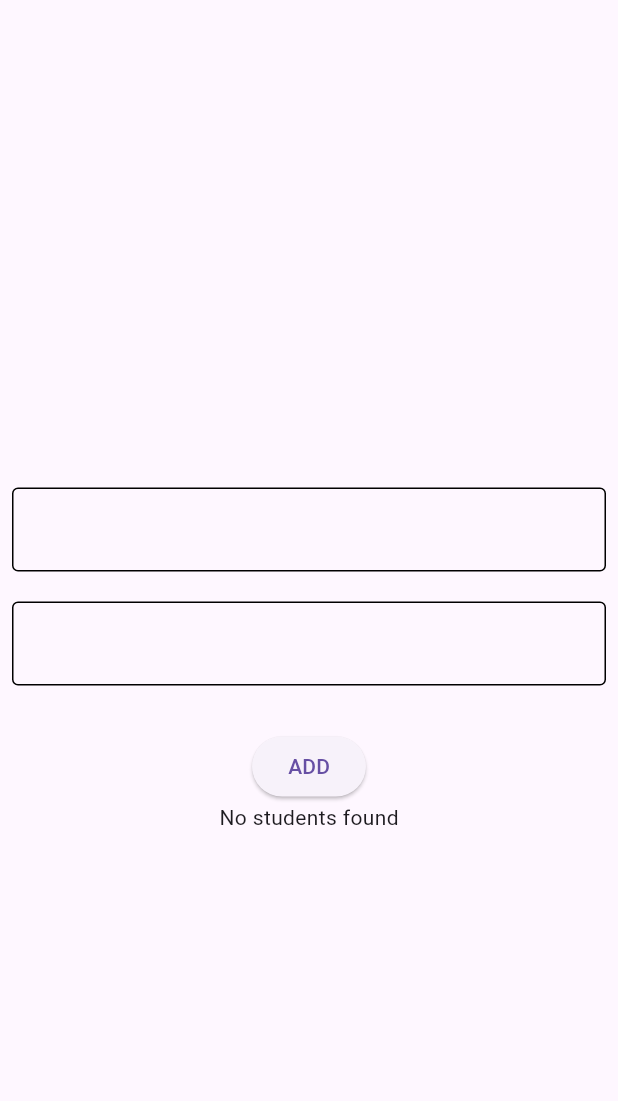
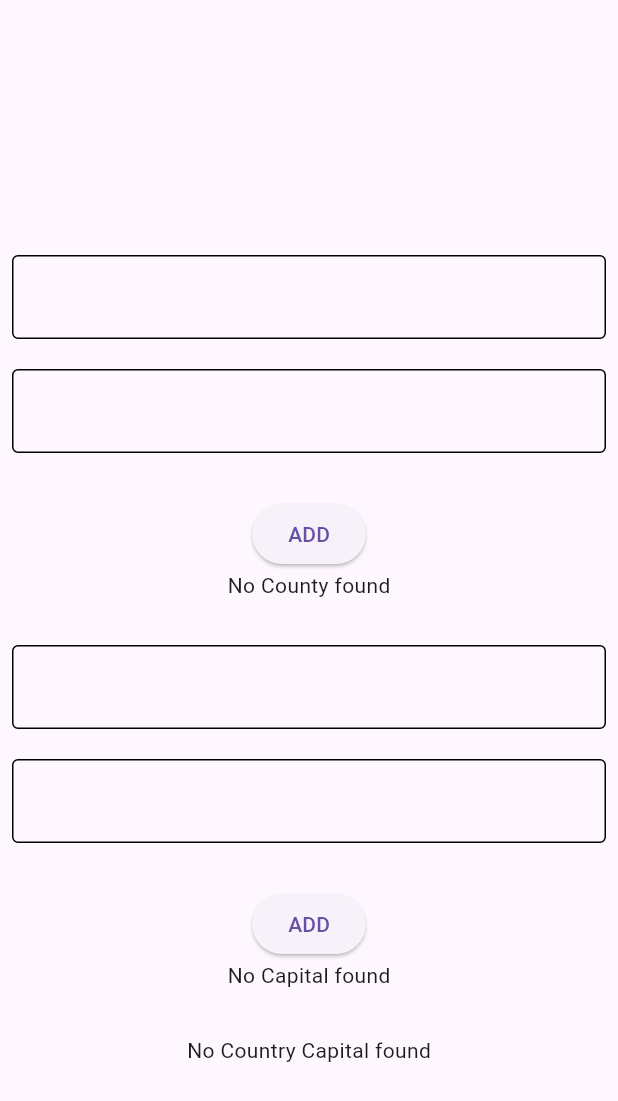
Before and after one commit to shanubp/sqflite_demo, a Flutter app: the screen it shows after launch, after a tap on "ADD", on a phone screen of 412 x 824 dp. Shown: the top 1101 px of the screen. Run offline on Flutter 3.47's test engine with Material 3 defaults, Android fonts, the phone set to English and light mode, and no system bars; our stand-ins replace sqflite; accounts and stored records are empty.

Commit message:
initial commit

```diff
--- a/lib/functions/db_functions.dart
+++ b/lib/functions/db_functions.dart
@@ -1,7 +1,8 @@
 import 'package:flutter/material.dart';
 import 'package:sqflite/sqflite.dart';
 
-import '../model/student_model.dart';
+import 'model/student_model.dart';
+
 
 late Database _database;
 
--- /dev/null
+++ b/lib/inner_join/function/function.dart
@@ -0,0 +1,67 @@
+import 'package:flutter/material.dart';
+import 'package:sqflite/sqflite.dart';
+import 'package:sqflite_demo/inner_join/model/capital_model.dart';
+import 'package:sqflite_demo/inner_join/model/country_model.dart';
+
+
+late Database _database;
+
+Future<void> openMyCCDatabase()async {
+  _database = await openDatabase(
+    'capital.db',
+    version: 1,
+    onCreate: (db, version) async {
+      await db.execute(''
+          'CREATE TABLE country(countryCode TEXT PRIMARY KEY,countryName TEXT)');
+
+      await db.execute(
+          'CREATE TABLE capital ('
+              'capitalId INTEGER PRIMARY KEY, '
+              'capitalName TEXT NOT NULL, '
+              'countryCode TEXT NOT NULL, '
+              'FOREIGN KEY (countryCode) REFERENCES country (countryCode) ON DELETE CASCADE'
+              ')'
+      );
+
+    },
+  );
+}
+
+Future<void> addCountry(CountryModel model)async {
+  _database.rawInsert(
+      'INSERT INTO country (countryCode,countryName) VALUES (?,?)',
+      [model.countryCode,model.countryName]
+  );
+  getAllCountry();
+}
+
+Future<List<CountryModel>> getAllCountry() async {
+  final value = await _database.rawQuery('SELECT * FROM country');
+  print(value);
+
+  List<CountryModel> country = value.map((e) =>
+      CountryModel.fromMap(e),).toList();
+  return country;
+}
+
+Future<void> addCapital(CapitalModel model)async {
+  await _database.rawInsert(
+      'INSERT INTO capital (countryCode,capitalName) VALUES (?,?)',
+      [model.countryCode,model.capitalName]
+  );
+  getAllCapital();
+}
+
+Future<List<CapitalModel>> getAllCapital() async {
+  final value = await _database.rawQuery('SELECT * FROM capital');
+  print(value);
+
+  List<CapitalModel> capital = value.map((e) =>
+      CapitalModel.fromMap(e),).toList();
+  return capital;
+}
+
+
+Future<List<Map<String,dynamic>>> getCountryCapitalData() async{
+  return await _database.rawQuery('SELECT * FROM country INNER JOIN capital ON country.countryCode = capital.countryCode');
+}
--- /dev/null
+++ b/lib/inner_join/model/capital_model.dart
@@ -0,0 +1,29 @@
+import 'package:sqflite_demo/functions/model/student_model.dart';
+
+class CapitalModel{
+  final String capitalName;
+  final int? capitalId;
+  final String countryCode;
+
+  CapitalModel({
+    required this.capitalName,
+     this.capitalId,
+    required this.countryCode
+});
+
+  factory CapitalModel.fromMap(Map<String,dynamic> json){
+    return(
+    CapitalModel(capitalName: json['capitalName'], capitalId: json['capitalId'],
+        countryCode: json['countryCode'])
+    );
+  }
+
+  Map<String,dynamic>toMap(){
+    return{
+      'capitalName': this.capitalName,
+      'capitalId': capitalId,
+      'countryCode': countryCode
+    };
+  }
+
+}
--- /dev/null
+++ b/lib/inner_join/model/country_model.dart
@@ -0,0 +1,17 @@
+
+class CountryModel {
+  final String countryName;
+
+  final String countryCode;
+
+  CountryModel({required this.countryName, required this.countryCode});
+
+  factory CountryModel.fromMap(Map<String, dynamic> json) {
+    return (CountryModel(
+        countryName: json['countryName'], countryCode: json['countryCode']));
+  }
+
+  Map<String, dynamic> toMap() {
+    return {'countryName': this.countryName, 'countryCode': countryCode};
+  }
+}
--- /dev/null
+++ b/lib/inner_join/screen.dart
@@ -0,0 +1,206 @@
+import 'package:flutter/cupertino.dart';
+import 'package:flutter/material.dart';
+import 'package:sqflite_demo/inner_join/function/function.dart';
+import 'package:sqflite_demo/inner_join/model/capital_model.dart';
+import 'package:sqflite_demo/inner_join/model/country_model.dart';
+
+class CountryCapitalScreen extends StatefulWidget {
+  const CountryCapitalScreen({super.key,});
+  @override
+  State<CountryCapitalScreen> createState() => _MyHomePageState();
+}
+
+class _MyHomePageState extends State<CountryCapitalScreen> {
+
+  TextEditingController capitalName = TextEditingController();
+  TextEditingController countryCode = TextEditingController();
+  TextEditingController cCountryCode = TextEditingController();
+  TextEditingController countryName = TextEditingController();
+
+  @override
+  Widget build(BuildContext context) {
+
+    return Scaffold(
+      appBar: AppBar(
+      ),
+      body: Center(
+        child: Padding(
+          padding: const EdgeInsets.all(8.0),
+          child: SingleChildScrollView(
+            child: Column(
+              mainAxisAlignment: MainAxisAlignment.center,
+              children: <Widget>[
+                TextFormField(
+                  controller: countryName,
+                  decoration: InputDecoration(
+                      focusedBorder: OutlineInputBorder(
+                      ),
+                      enabledBorder: OutlineInputBorder(
+                      )
+                  ),
+                ),
+                SizedBox(
+                  height: 20,
+                ),
+                TextFormField(
+                  controller: cCountryCode,
+                  decoration: InputDecoration(
+                      focusedBorder: OutlineInputBorder(
+                      ),
+                      enabledBorder: OutlineInputBorder(
+                      )
+                  ),
+                ),
+                SizedBox(
+                  height: 30,
+                ),
+                ElevatedButton(onPressed: () async {
+                  final country = CountryModel(countryCode: cCountryCode.text, countryName: countryName.text,);
+                  addCountry(country);
+                  countryName.clear();
+                  cCountryCode.clear();
+                },
+                    child: Text('ADD')),
+
+                FutureBuilder<List<CountryModel>>(
+                  builder: (context, snapshot) {
+                    if (snapshot.connectionState == ConnectionState.waiting) {
+                      return const Center(child: CircularProgressIndicator());
+                    // } else if (snapshot.hasError) {
+                    //   return Center(child: Text("Error: ${snapshot.error}"));
+                    } else if (!snapshot.hasData || snapshot.data!.isEmpty) {
+                      return const Center(child: Text("No County found"));
+                    }
+
+                    List<CountryModel> country = snapshot.data!;
+                    return ListView.separated(
+                        shrinkWrap: true,
+                        itemBuilder: (context, index) {
+                          final data = country[index];
+                          return ListTile(
+                            title: Text('countryName- ${data.countryName}'),
+                            subtitle: Text('cCountryCode- ${data.countryCode}'),
+                          );
+                        },
+                        separatorBuilder: (context, index) {
+                          return Divider();
+                        },
+                        itemCount: country.length);
+                  },
+                  future: getAllCountry(),
+
+                ),
+                SizedBox(
+                  height: 30,
+                ),
+                TextFormField(
+                  controller: capitalName,
+                  decoration: InputDecoration(
+                      focusedBorder: OutlineInputBorder(
+                      ),
+                      enabledBorder: OutlineInputBorder(
+                      )
+                  ),
+                ),
+                SizedBox(
+                  height: 20,
+                ),
+                TextFormField(
+                  controller: countryCode,
+                  decoration: InputDecoration(
+                      focusedBorder: OutlineInputBorder(
+                      ),
+                      enabledBorder: OutlineInputBorder(
+                      )
+                  ),
+                ),
+                SizedBox(
+                  height: 30,
+                ),
+                ElevatedButton(onPressed: (){
+                  final capital = CapitalModel(countryCode: countryCode.text, capitalName: capitalName.text,);
+                  addCapital(capital);
+                  capitalName.clear();
+                  countryCode.clear();
+                },
+                    child: Text('ADD')),
+
+                FutureBuilder<List<CapitalModel>>(
+                  builder: (context, snapshot) {
+                    if (snapshot.connectionState == ConnectionState.waiting) {
+                      return const Center(child: CircularProgressIndicator());
+                    // } else if (snapshot.hasError) {
+                    //   return Center(child: Text("Error: ${snapshot.error}"));
+                    } else if (!snapshot.hasData || snapshot.data!.isEmpty) {
+                      return const Center(child: Text("No Capital found"));
+                    }
+
+                    List<CapitalModel> capital = snapshot.data!;
+                    return ListView.separated(
+                        shrinkWrap: true,
+                        itemBuilder: (context, index) {
+                          final data = capital[index];
+                          return ListTile(
+                            title: Text('capitalName- ${data.capitalName}'),
+                            subtitle: Text('countryCode- ${data.countryCode}'),
+                          );
+                        },
+                        separatorBuilder: (context, index) {
+                          return Divider();
+                        },
+                        itemCount: capital.length);
+                  },
+                  future: getAllCapital(),
+
+                ),
+                SizedBox(
+                  height: 30,
+                ),
+                FutureBuilder<List<Map<String,dynamic>>>(
+                  builder: (context, snapshot) {
+                    if (snapshot.connectionState == ConnectionState.waiting) {
+                      return const Center(child: CircularProgressIndicator());
+                      // } else if (snapshot.hasError) {
+                      //   return Center(child: Text("Error: ${snapshot.error}"));
+                    } else if (!snapshot.hasData || snapshot.data!.isEmpty) {
+                      return const Center(child: Text("No Country Capital found"));
+                    }
+
+                    List<Map<String,dynamic>> capital = snapshot.data!;
+                    return ListView.separated(
+                        shrinkWrap: true,
+                        itemBuilder: (context, index) {
+                          final data = capital[index];
+                          return Row(
+                            mainAxisAlignment: MainAxisAlignment.spaceBetween,
+                            children: [
+                              Text(data['countryCode']),
+                              Text(data['countryName']),
+                              Text(data['capitalId'].toString()),
+                              Text(data['countryCode']),
+                              Text(data['capitalName']),
+                            ],
+                          );
+                          //   ListTile(
+                          //   title: Text('capitalName- ${data.capitalName}'),
+                          //   subtitle: Text('countryCode- ${data.countryCode}'),
+                          // );
+                        },
+                        separatorBuilder: (context, index) {
+                          return Divider();
+                        },
+                        itemCount: capital.length);
+                  },
+                  future: getCountryCapitalData(),
+
+                ),
+
+
+              ],
+            ),
+          ),
+        ),
+      ),
+    );
+  }
+}
--- a/lib/main.dart
+++ b/lib/main.dart
@@ -1,11 +1,14 @@
 import 'package:flutter/material.dart';
-import 'package:sqflite_demo/model/student_model.dart';
 
 import 'functions/db_functions.dart';
+import 'functions/model/student_model.dart';
+import 'inner_join/function/function.dart';
+import 'inner_join/screen.dart';
 
 Future<void> main() async {
   WidgetsFlutterBinding.ensureInitialized();
-  await openMyDatabase();
+  // await openMyDatabase();
+  await openMyCCDatabase();
   runApp(const MyApp());
 }
 
@@ -16,7 +19,8 @@ class MyApp extends StatelessWidget {
   @override
   Widget build(BuildContext context) {
     return MaterialApp(
-      home: const MyHomePage(),
+      // home: const MyHomePage(),
+      home:  CountryCapitalScreen(),
     );
   }
 }
```
Also changed, not shown: lib/functions/model/student_model.dart (renamed from lib/model/student_model.dart).
